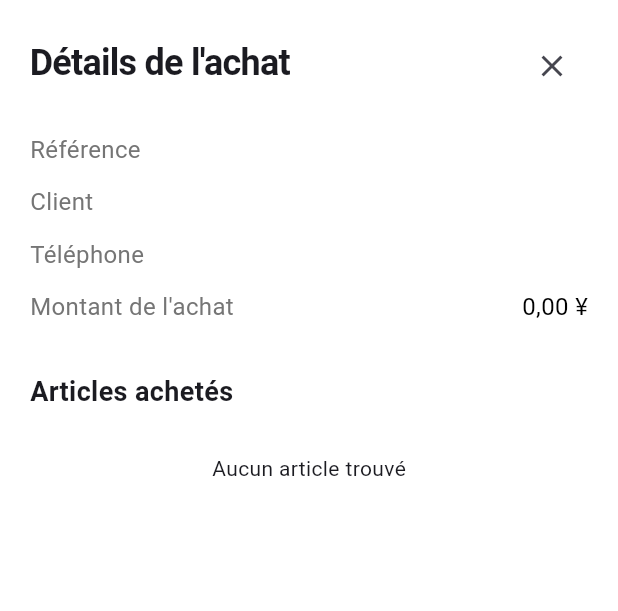
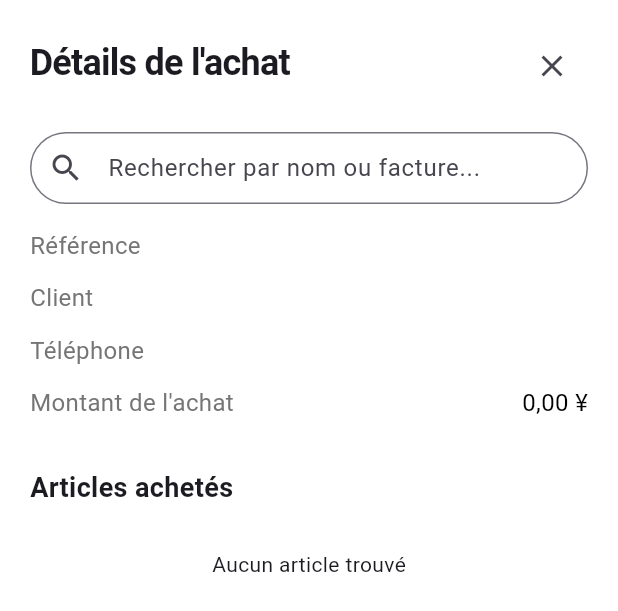
Before and after one commit to malla-dev-xpert/bbd-limited-mobile-app, a Flutter app: the AchatDetailsSheet widget shown alone on an empty page, opened directly with empty values, on a phone screen of 412 x 824 dp. Shown: the top 611 px of the screen. Run offline on Flutter 3.47's test engine with Material 3 defaults, Android fonts, the phone set to English and light mode, and no system bars; our stand-ins replace animated_custom_dropdown, auto_size_text, connectivity_plus, country_picker, curved_navigation_bar, flutter_dotenv and 5 more; missing offline and left inert: iconify_flutter; accounts and stored records are empty; network calls fail.

Commit message:
ajouter la recherche d'articles dans les historiqyes d'achats

```diff
--- a/lib/screens/gestion/sales/achat_details_sheet.dart
+++ b/lib/screens/gestion/sales/achat_details_sheet.dart
@@ -25,6 +25,10 @@ class _AchatDetailsSheetState extends State<AchatDetailsSheet> {
   bool isLoading = false;
   final Set<String> confirmedArticles = {};
   final AchatServices achatServices = AchatServices();
+
+  // Ajout pour la recherche
+  final TextEditingController _searchController = TextEditingController();
+  String _searchQuery = '';
 
   String _formatAmount(double? amount) {
     if (amount == null) return "0,00";
@@ -408,6 +412,15 @@ class _AchatDetailsSheetState extends State<AchatDetailsSheet> {
   @override
   Widget build(BuildContext context) {
     final achat = widget.achat;
+    // Filtrage des articles selon la recherche
+    final List<Items> filteredItems = (achat.items ?? []).where((item) {
+      final query = _searchQuery.toLowerCase();
+      final description = (item.description ?? '').toLowerCase();
+      final invoice = (item.invoiceNumber ?? '').toLowerCase();
+      return query.isEmpty ||
+          description.contains(query) ||
+          invoice.contains(query);
+    }).toList();
     return Container(
       // MODIFIE : largeur max
       width: MediaQuery.of(context).size.width,
@@ -460,6 +473,26 @@ class _AchatDetailsSheetState extends State<AchatDetailsSheet> {
             ],
           ),
           const SizedBox(height: 20),
+          // Champ de recherche ajouté ici
+          TextField(
+            controller: _searchController,
+            decoration: InputDecoration(
+              hintText: 'Rechercher par nom ou facture...',
+              prefixIcon: const Icon(Icons.search),
+              border: OutlineInputBorder(
+                borderRadius: BorderRadius.circular(32),
+                borderSide: BorderSide(color: Colors.grey),
+              ),
+              contentPadding:
+                  const EdgeInsets.symmetric(vertical: 0, horizontal: 12),
+            ),
+            onChanged: (val) {
+              setState(() {
+                _searchQuery = val;
+              });
+            },
+          ),
+          const SizedBox(height: 16),
           _buildInfoRow(
               achat.isDebt == true ? 'Identifiant' : 'Référence',
               achat.isDebt == true
@@ -479,8 +512,8 @@ class _AchatDetailsSheetState extends State<AchatDetailsSheet> {
             ),
           ),
           const SizedBox(height: 12),
-          if (achat.items != null && achat.items!.isNotEmpty)
-            ...achat.items!.map((item) => _buildItemCard(item, achat))
+          if (filteredItems.isNotEmpty)
+            ...filteredItems.map((item) => _buildItemCard(item, achat))
           else
             const Center(
               child: Padding(
```
